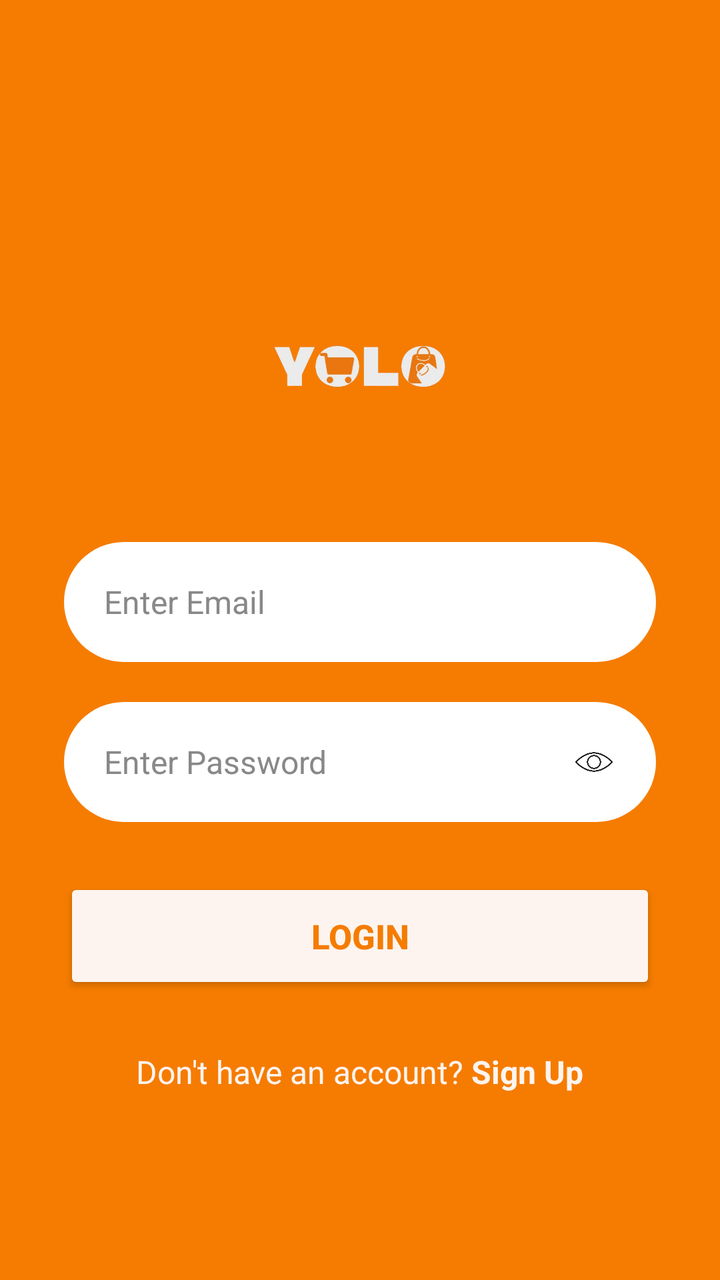
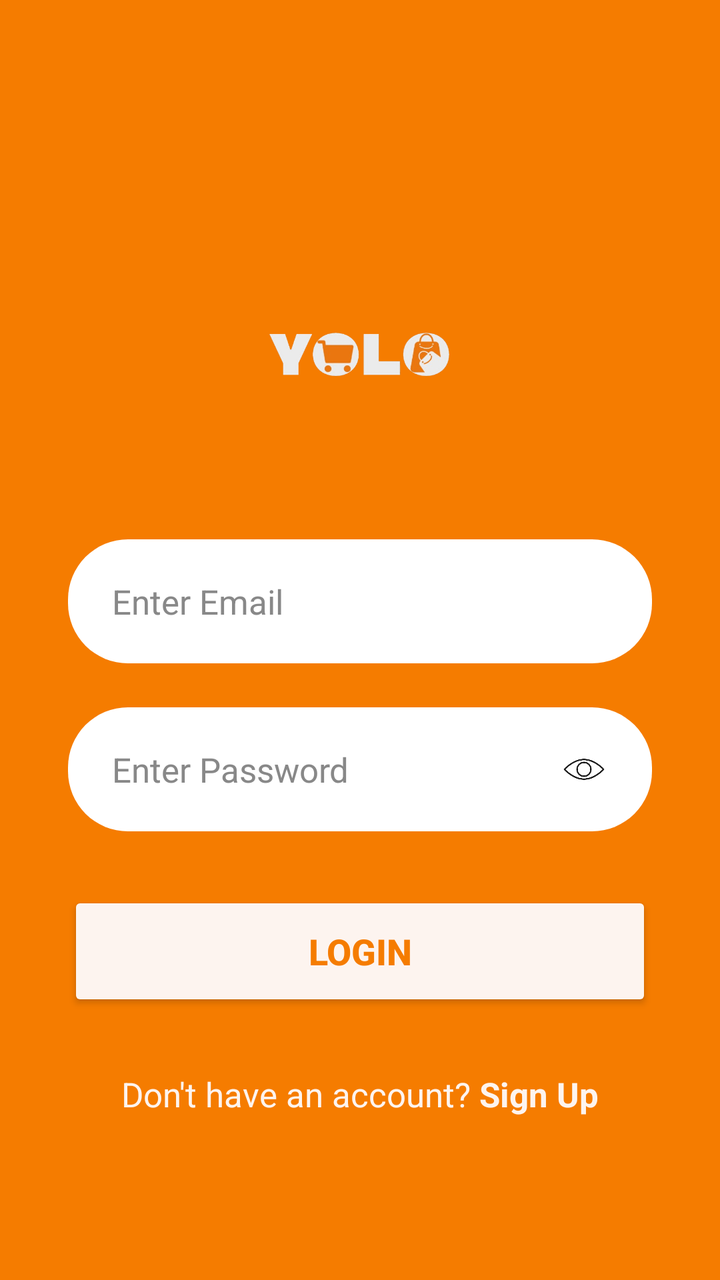

Before-and-after screenshots of an Android layout around one commit, followed by the original layout XML and the change that was made.
<!-- AndroidManifest.xml: application theme Theme.YOLO -->
<!-- res/layout/activity_login.xml -->
<?xml version="1.0" encoding="utf-8"?>
<LinearLayout
    xmlns:android="http://schemas.android.com/apk/res/android"
    android:layout_width="match_parent"
    android:layout_height="match_parent"
    android:orientation="vertical"
    android:gravity="center"
    android:padding="32dp"
    android:background="#F57C00">

    

    <View
        android:layout_width="wrap_content"
        android:layout_height="45dp"/>

    

    <ImageView
        android:layout_width="210dp"
        android:layout_height="95dp"
        android:src="@drawable/yolo_logo"
        android:scaleType="fitCenter"
        android:layout_marginBottom="38dp"/>

    

    <EditText
        android:id="@+id/edtEmail"
        android:layout_width="match_parent"
        android:layout_height="60dp"
        android:hint="Enter Email"
        android:textColor="#000000"
        android:textColorHint="#888888"
        android:textSize="16sp"
        android:paddingStart="20dp"
        android:paddingEnd="20dp"
        android:background="@drawable/rounded_edittext"
        android:layout_marginBottom="20dp"/>

    

    <RelativeLayout
        android:layout_width="match_parent"
        android:layout_height="60dp"
        android:layout_marginBottom="28dp">

        <EditText
            android:id="@+id/edtPassword"
            android:layout_width="match_parent"
            android:layout_height="match_parent"
            android:hint="Enter Password"
            android:inputType="textPassword"
            android:textColor="#000000"
            android:textColorHint="#888888"
            android:textSize="16sp"
            android:paddingStart="20dp"
            android:paddingEnd="60dp"
            android:background="@drawable/rounded_edittext"/>

        <ImageView
            android:id="@+id/imgEye"
            android:layout_width="26dp"
            android:layout_height="26dp"
            android:src="@drawable/ic_eye"
            android:layout_alignParentEnd="true"
            android:layout_centerVertical="true"
            android:layout_marginEnd="18dp"/>

    </RelativeLayout>

    

    <Button
        android:id="@+id/btnLogin"
        android:layout_width="match_parent"
        android:layout_height="58dp"
        android:text="LOGIN"
        android:textStyle="bold"
        android:textSize="17sp"
        android:textColor="#F57C00"
        android:backgroundTint="#FDF4EF"/>

    

    <LinearLayout
        android:layout_width="wrap_content"
        android:layout_height="wrap_content"
        android:orientation="horizontal"
        android:layout_marginTop="28dp">

        <TextView
            android:layout_width="wrap_content"
            android:layout_height="wrap_content"
            android:text="Don't have an account?"
            android:textColor="#FDF4EF"
            android:textSize="16sp"/>

        <TextView
            android:id="@+id/txtSignup"
            android:layout_width="wrap_content"
            android:layout_height="wrap_content"
            android:text=" Sign Up"
            android:textStyle="bold"
            android:textColor="#FDF4EF"
            android:textSize="16sp"
            android:clickable="true"
            android:focusable="true"/>

    </LinearLayout>

</LinearLayout>
<!-- resources referenced by this layout -->
<resources>
  <!-- drawable ic_eye: png bitmap (drawable, 21745 bytes) -->
  <!-- drawable rounded_edittext (drawable) -->
  <?xml version="1.0" encoding="utf-8"?>
  <shape xmlns:android="http://schemas.android.com/apk/res/android">
  
      <solid android:color="#FFFFFF"/>
  
      <corners android:radius="30dp"/>
  
  </shape>
  <!-- drawable yolo_logo: png bitmap (drawable, 63265 bytes) -->
  <style name="Theme.YOLO" parent="Base.Theme.YOLO" />
  <style name="Base.Theme.YOLO" parent="Theme.Material3.DayNight.NoActionBar">
          
          
      </style>
</resources>

<!-- the commit's change to res/layout/activity_login.xml (unified diff, before → after) -->
@@ -5,45 +5,45 @@
     android:layout_height="match_parent"
     android:orientation="vertical"
     android:gravity="center"
-    android:padding="32dp"
+    android:padding="34dp"
     android:background="#F57C00">
 
     
 
     <View
         android:layout_width="wrap_content"
-        android:layout_height="45dp"/>
+        android:layout_height="48dp"/>
 
     
 
     <ImageView
-        android:layout_width="210dp"
-        android:layout_height="95dp"
+        android:layout_width="215dp"
+        android:layout_height="100dp"
         android:src="@drawable/yolo_logo"
         android:scaleType="fitCenter"
-        android:layout_marginBottom="38dp"/>
+        android:layout_marginBottom="40dp"/>
 
     
 
     <EditText
         android:id="@+id/edtEmail"
         android:layout_width="match_parent"
-        android:layout_height="60dp"
+        android:layout_height="62dp"
         android:hint="Enter Email"
         android:textColor="#000000"
         android:textColorHint="#888888"
-        android:textSize="16sp"
-        android:paddingStart="20dp"
-        android:paddingEnd="20dp"
+        android:textSize="17sp"
+        android:paddingStart="22dp"
+        android:paddingEnd="22dp"
         android:background="@drawable/rounded_edittext"
-        android:layout_marginBottom="20dp"/>
+        android:layout_marginBottom="22dp"/>
 
     
 
     <RelativeLayout
         android:layout_width="match_parent"
-        android:layout_height="60dp"
-        android:layout_marginBottom="28dp">
+        android:layout_height="62dp"
+        android:layout_marginBottom="30dp">
 
         <EditText
             android:id="@+id/edtPassword"
@@ -53,19 +53,19 @@
             android:inputType="textPassword"
             android:textColor="#000000"
             android:textColorHint="#888888"
-            android:textSize="16sp"
-            android:paddingStart="20dp"
-            android:paddingEnd="60dp"
+            android:textSize="17sp"
+            android:paddingStart="22dp"
+            android:paddingEnd="62dp"
             android:background="@drawable/rounded_edittext"/>
 
         <ImageView
             android:id="@+id/imgEye"
-            android:layout_width="26dp"
-            android:layout_height="26dp"
+            android:layout_width="28dp"
+            android:layout_height="28dp"
             android:src="@drawable/ic_eye"
             android:layout_alignParentEnd="true"
             android:layout_centerVertical="true"
-            android:layout_marginEnd="18dp"/>
+            android:layout_marginEnd="20dp"/>
 
     </RelativeLayout>
 
@@ -74,10 +74,10 @@
     <Button
         android:id="@+id/btnLogin"
         android:layout_width="match_parent"
-        android:layout_height="58dp"
+        android:layout_height="60dp"
         android:text="LOGIN"
         android:textStyle="bold"
-        android:textSize="17sp"
+        android:textSize="18sp"
         android:textColor="#F57C00"
         android:backgroundTint="#FDF4EF"/>
 
@@ -87,14 +87,14 @@
         android:layout_width="wrap_content"
         android:layout_height="wrap_content"
         android:orientation="horizontal"
-        android:layout_marginTop="28dp">
+        android:layout_marginTop="30dp">
 
         <TextView
             android:layout_width="wrap_content"
             android:layout_height="wrap_content"
             android:text="Don't have an account?"
             android:textColor="#FDF4EF"
-            android:textSize="16sp"/>
+            android:textSize="17sp"/>
 
         <TextView
             android:id="@+id/txtSignup"
@@ -103,7 +103,7 @@
             android:text=" Sign Up"
             android:textStyle="bold"
             android:textColor="#FDF4EF"
-            android:textSize="16sp"
+            android:textSize="17sp"
             android:clickable="true"
             android:focusable="true"/>
 
